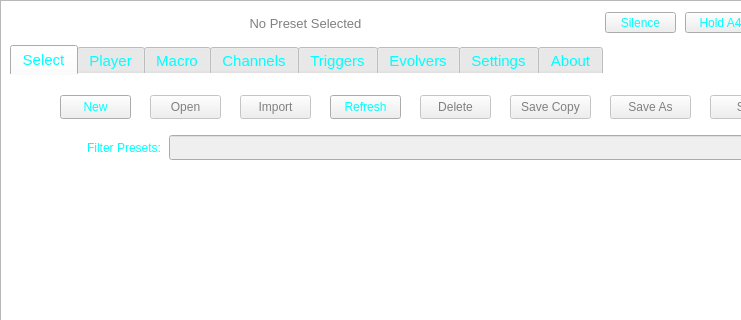
Old version of the form ui/sbmain/soundbenchmain.ui in the repository TheDaemoness/Soundbench; both pictures show x 0 to 741 and y 0 to 320 of the 1065 by 573 pixel window.
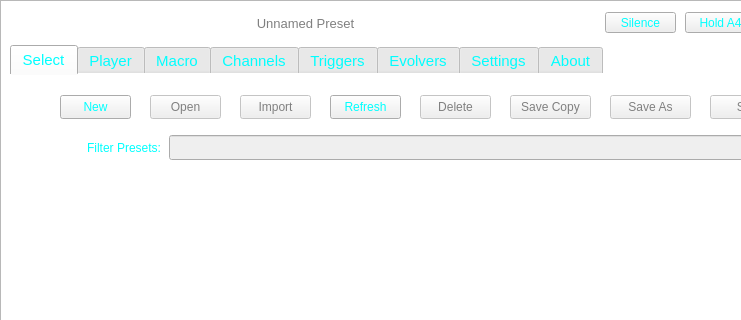
New version of the form. Icons and pictures are not drawn.

Commit message: Soundbench now correctly sets the types of the presets. Also made a small change to the help text.

Diff of the .ui file:
```diff
--- a/ui/sbmain/soundbenchmain.ui
+++ b/ui/sbmain/soundbenchmain.ui
@@ -2328,7 +2328,7 @@
 }</string>
     </property>
     <property name="text">
-     <string>No Preset Selected</string>
+     <string>Unnamed Preset</string>
     </property>
     <property name="alignment">
      <set>Qt::AlignCenter</set>
```
The commit also changes 3 other files.
